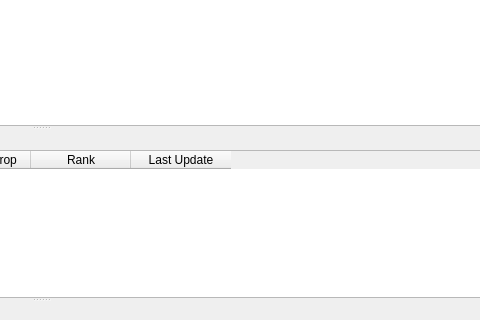
Qt form UI/MainWindow.ui (colaisr/algotrader) before a commit; both pictures show x 679 to 1159 and y 89 to 409 of the 1440 by 762 pixel window.
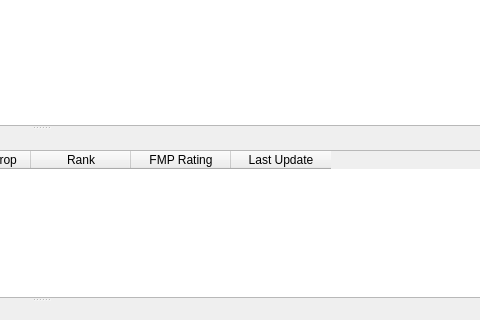
The same form after that commit.

Commit message: fmp rating pulled and reported

Patch:
```diff
--- a/UI/MainWindow.ui
+++ b/UI/MainWindow.ui
@@ -318,6 +318,11 @@
             <string>Rank</string>
            </property>
           </column>
+          <column>
+           <property name="text">
+            <string>FMP Rating</string>
+           </property>
+          </column>
           <column>
            <property name="text">
             <string>Last Update</string>
```
The commit also changes 5 other files.
